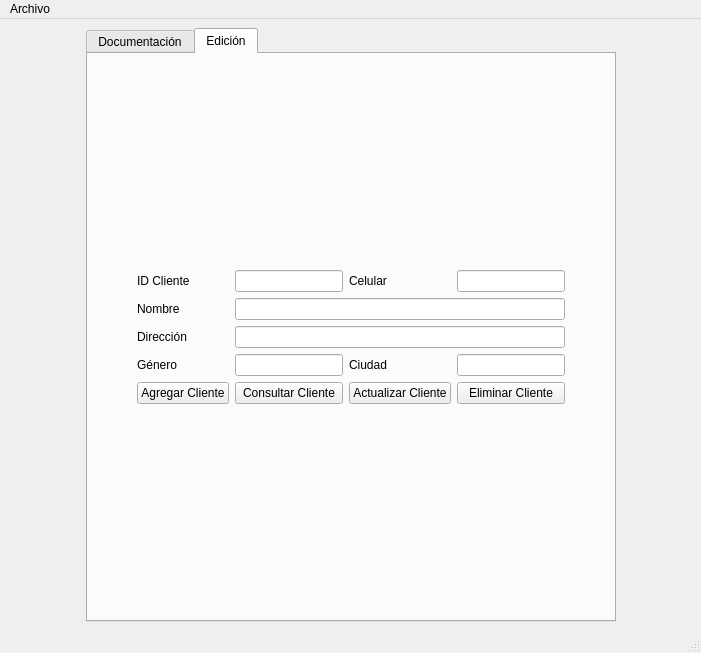
Old version of the form src/mainwindow.ui in the repository BrayanCastro25/evidence-formats.
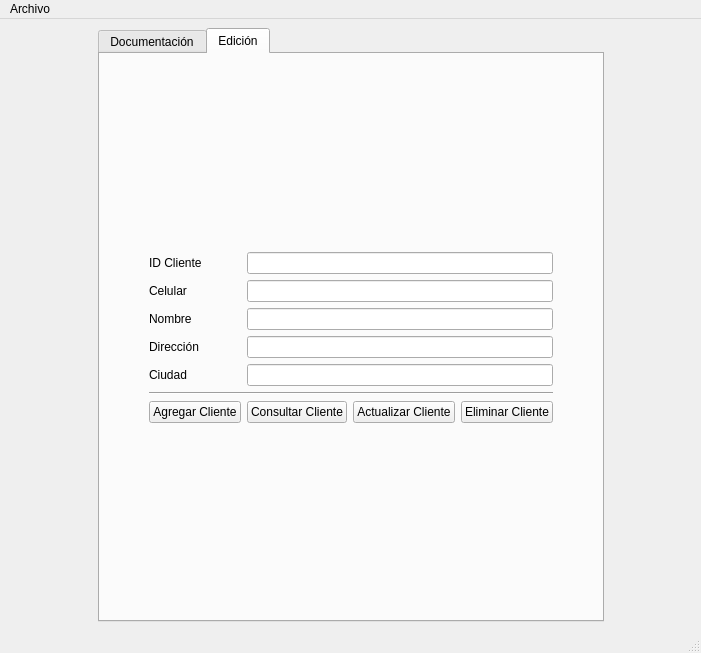
New version of the form. The open tabs and pages were chosen to show the change.

```diff
--- a/src/mainwindow.ui
+++ b/src/mainwindow.ui
@@ -256,10 +256,17 @@
         <string>Edición</string>
        </attribute>
        <layout class="QGridLayout" name="gridLayout_3">
-        <item row="4" column="4">
-         <widget class="QLineEdit" name="lineEdit_6"/>
+        <item row="2" column="2" colspan="3">
+         <widget class="QLineEdit" name="text_edit_phone"/>
         </item>
         <item row="5" column="1">
+         <widget class="QLabel" name="label_edit_city">
+          <property name="text">
+           <string>Ciudad</string>
+          </property>
+         </widget>
+        </item>
+        <item row="7" column="1">
          <widget class="QPushButton" name="button_create">
           <property name="text">
            <string>Agregar Cliente</string>
@@ -292,14 +299,14 @@
           </property>
          </spacer>
         </item>
-        <item row="5" column="2">
+        <item row="7" column="2">
          <widget class="QPushButton" name="button_read">
           <property name="text">
            <string>Consultar Cliente</string>
           </property>
          </widget>
         </item>
-        <item row="6" column="2">
+        <item row="8" column="2">
          <spacer name="verticalSpacer_4">
           <property name="orientation">
            <enum>Qt::Vertical</enum>
@@ -312,64 +319,41 @@
           </property>
          </spacer>
         </item>
+        <item row="4" column="2" colspan="3">
+         <widget class="QLineEdit" name="text_edit_address"/>
+        </item>
         <item row="3" column="2" colspan="3">
-         <widget class="QLineEdit" name="lineEdit_4"/>
-        </item>
-        <item row="1" column="4">
-         <widget class="QLineEdit" name="lineEdit_2"/>
-        </item>
-        <item row="2" column="2" colspan="3">
-         <widget class="QLineEdit" name="lineEdit_3"/>
+         <widget class="QLineEdit" name="text_edit_name"/>
         </item>
         <item row="2" column="1">
-         <widget class="QLabel" name="label_3">
-          <property name="text">
-           <string>Nombre</string>
-          </property>
-         </widget>
-        </item>
-        <item row="1" column="3">
-         <widget class="QLabel" name="label_2">
+         <widget class="QLabel" name="label_edit_phone">
           <property name="text">
            <string>Celular</string>
           </property>
          </widget>
         </item>
-        <item row="4" column="2">
-         <widget class="QLineEdit" name="lineEdit_5"/>
+        <item row="3" column="1">
+         <widget class="QLabel" name="label_edit_name">
+          <property name="text">
+           <string>Nombre</string>
+          </property>
+         </widget>
         </item>
-        <item row="5" column="3">
+        <item row="7" column="3">
          <widget class="QPushButton" name="button_update">
           <property name="text">
            <string>Actualizar Cliente</string>
           </property>
          </widget>
         </item>
-        <item row="4" column="3">
-         <widget class="QLabel" name="label_6">
-          <property name="text">
-           <string>Ciudad</string>
-          </property>
-         </widget>
-        </item>
-        <item row="1" column="2">
-         <widget class="QLineEdit" name="lineEdit"/>
-        </item>
         <item row="4" column="1">
-         <widget class="QLabel" name="label_5">
-          <property name="text">
-           <string>Género</string>
-          </property>
-         </widget>
-        </item>
-        <item row="3" column="1">
-         <widget class="QLabel" name="label_4">
+         <widget class="QLabel" name="label_edit_address">
           <property name="text">
            <string>Dirección</string>
           </property>
          </widget>
         </item>
-        <item row="5" column="4">
+        <item row="7" column="4">
          <widget class="QPushButton" name="button_delete">
           <property name="text">
            <string>Eliminar Cliente</string>
@@ -383,6 +367,9 @@
           </property>
          </widget>
         </item>
+        <item row="5" column="2" colspan="3">
+         <widget class="QLineEdit" name="text_edit_city"/>
+        </item>
         <item row="1" column="0">
          <spacer name="horizontalSpacer_3">
           <property name="orientation">
@@ -396,6 +383,16 @@
           </property>
          </spacer>
         </item>
+        <item row="1" column="2" colspan="3">
+         <widget class="QLineEdit" name="text_edit_client"/>
+        </item>
+        <item row="6" column="1" colspan="4">
+         <widget class="Line" name="line">
+          <property name="orientation">
+           <enum>Qt::Horizontal</enum>
+          </property>
+         </widget>
+        </item>
        </layout>
       </widget>
      </widget>
```
Left out of the diff: 56 changed lines with no effect on the pictures.
